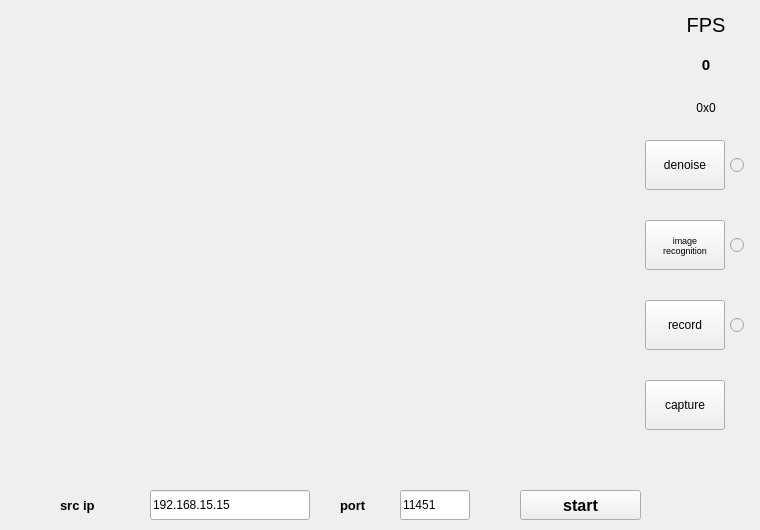
Old version of the form CAM2PC_BYUDP/app/pyside2.ui in the repository PrettyMisaka/gowin_fpga_study.
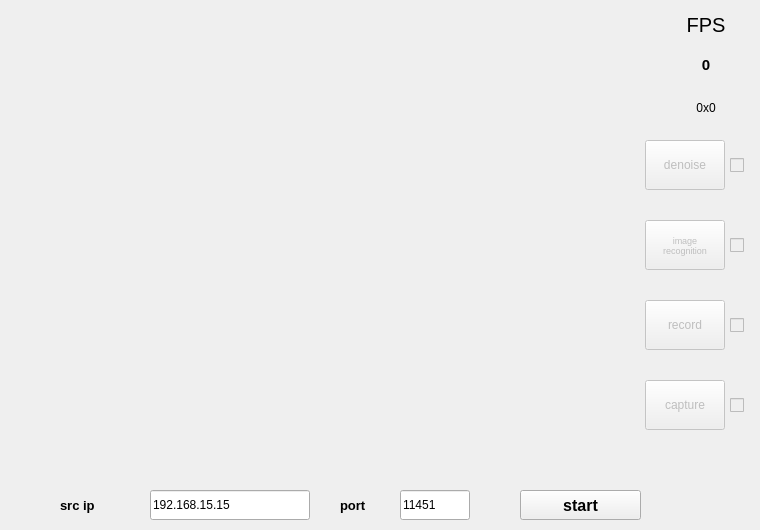
New version of the form.

The edit to the form file:
```diff
--- a/CAM2PC_BYUDP/app/pyside2.ui
+++ b/CAM2PC_BYUDP/app/pyside2.ui
@@ -164,6 +164,9 @@
    </property>
   </widget>
   <widget class="QPushButton" name="btn_capture">
+   <property name="enabled">
+    <bool>false</bool>
+   </property>
    <property name="geometry">
     <rect>
      <x>645</x>
@@ -188,6 +191,9 @@
    </property>
   </widget>
   <widget class="QPushButton" name="btn_record">
+   <property name="enabled">
+    <bool>false</bool>
+   </property>
    <property name="geometry">
     <rect>
      <x>645</x>
@@ -214,6 +220,9 @@
    </property>
   </widget>
   <widget class="QPushButton" name="btn_denoise">
+   <property name="enabled">
+    <bool>false</bool>
+   </property>
    <property name="geometry">
     <rect>
      <x>645</x>
@@ -240,6 +249,9 @@
    </property>
   </widget>
   <widget class="QPushButton" name="btn_recognition">
+   <property name="enabled">
+    <bool>false</bool>
+   </property>
    <property name="geometry">
     <rect>
      <x>645</x>
@@ -272,72 +284,6 @@
     </size>
    </property>
   </widget>
-  <widget class="QRadioButton" name="radio_denoise">
-   <property name="enabled">
-    <bool>false</bool>
-   </property>
-   <property name="geometry">
-    <rect>
-     <x>730</x>
-     <y>140</y>
-     <width>20</width>
-     <height>50</height>
-    </rect>
-   </property>
-   <property name="sizePolicy">
-    <sizepolicy hsizetype="Expanding" vsizetype="Expanding">
-     <horstretch>0</horstretch>
-     <verstretch>0</verstretch>
-    </sizepolicy>
-   </property>
-   <property name="text">
-    <string/>
-   </property>
-  </widget>
-  <widget class="QRadioButton" name="radio_recognition">
-   <property name="enabled">
-    <bool>false</bool>
-   </property>
-   <property name="geometry">
-    <rect>
-     <x>730</x>
-     <y>220</y>
-     <width>20</width>
-     <height>50</height>
-    </rect>
-   </property>
-   <property name="sizePolicy">
-    <sizepolicy hsizetype="Expanding" vsizetype="Expanding">
-     <horstretch>0</horstretch>
-     <verstretch>0</verstretch>
-    </sizepolicy>
-   </property>
-   <property name="text">
-    <string/>
-   </property>
-  </widget>
-  <widget class="QRadioButton" name="radio_record">
-   <property name="enabled">
-    <bool>false</bool>
-   </property>
-   <property name="geometry">
-    <rect>
-     <x>730</x>
-     <y>300</y>
-     <width>20</width>
-     <height>50</height>
-    </rect>
-   </property>
-   <property name="sizePolicy">
-    <sizepolicy hsizetype="Expanding" vsizetype="Expanding">
-     <horstretch>0</horstretch>
-     <verstretch>0</verstretch>
-    </sizepolicy>
-   </property>
-   <property name="text">
-    <string/>
-   </property>
-  </widget>
   <widget class="QLabel" name="o_pixel">
    <property name="geometry">
     <rect>
@@ -380,6 +326,76 @@
     <string>11451</string>
    </property>
   </widget>
+  <widget class="QCheckBox" name="check_denoise">
+   <property name="enabled">
+    <bool>false</bool>
+   </property>
+   <property name="geometry">
+    <rect>
+     <x>730</x>
+     <y>140</y>
+     <width>20</width>
+     <height>50</height>
+    </rect>
+   </property>
+   <property name="text">
+    <string/>
+   </property>
+  </widget>
+  <widget class="QCheckBox" name="check_recognition">
+   <property name="enabled">
+    <bool>false</bool>
+   </property>
+   <property name="geometry">
+    <rect>
+     <x>730</x>
+     <y>220</y>
+     <width>20</width>
+     <height>50</height>
+    </rect>
+   </property>
+   <property name="text">
+    <string/>
+   </property>
+   <property name="tristate">
+    <bool>false</bool>
+   </property>
+  </widget>
+  <widget class="QCheckBox" name="check_record">
+   <property name="enabled">
+    <bool>false</bool>
+   </property>
+   <property name="geometry">
+    <rect>
+     <x>730</x>
+     <y>300</y>
+     <width>20</width>
+     <height>50</height>
+    </rect>
+   </property>
+   <property name="text">
+    <string/>
+   </property>
+   <property name="checkable">
+    <bool>true</bool>
+   </property>
+  </widget>
+  <widget class="QCheckBox" name="check_capture">
+   <property name="enabled">
+    <bool>false</bool>
+   </property>
+   <property name="geometry">
+    <rect>
+     <x>730</x>
+     <y>380</y>
+     <width>20</width>
+     <height>50</height>
+    </rect>
+   </property>
+   <property name="text">
+    <string/>
+   </property>
+  </widget>
  </widget>
  <resources/>
  <connections/>
```
